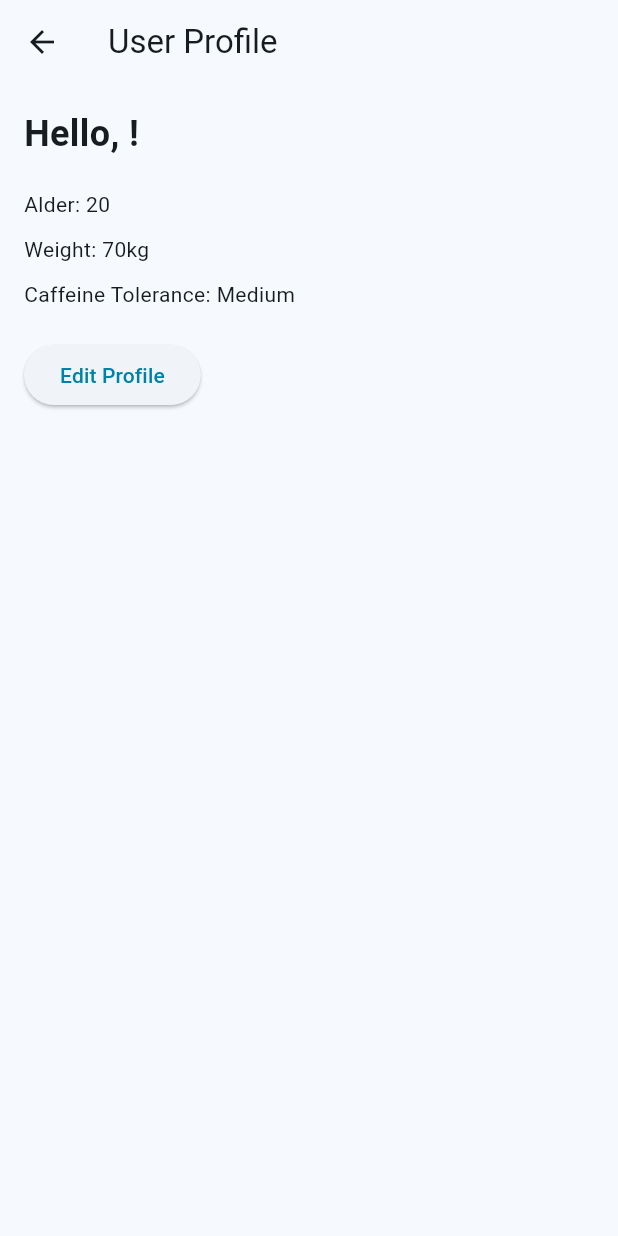
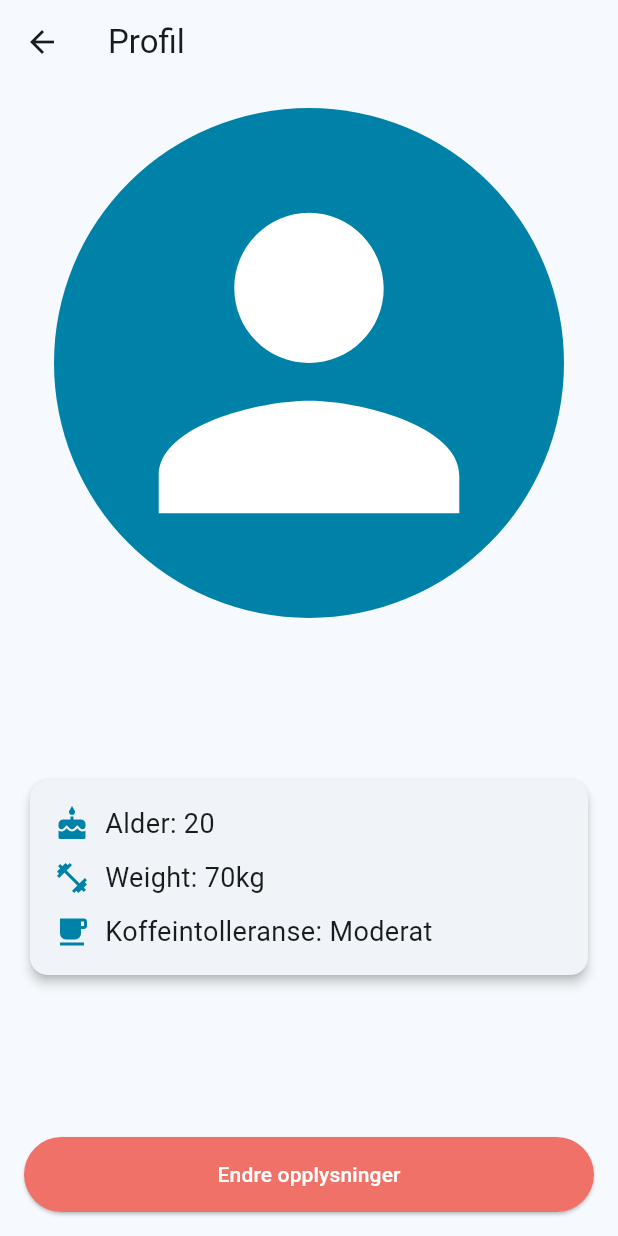
Before and after one commit to quarc0o/caffeine_tracker_app, a Flutter app: the screen it shows once a user with an empty profile is signed in, after a tap on the "person" icon, on a phone screen of 412 x 824 dp. Run offline on Flutter 3.47's test engine with Material 2 defaults, Android fonts, the light colour scheme and no system bars; our stand-ins replace firebase_auth, firebase_core, firebase_database, fl_chart, fluttertoast; missing offline and left inert: flutter_barcode_scanner; accounts and stored records are empty; network calls fail.

Commit message:
general improvements

```diff
--- a/lib/components/DrinkHistory/SingleDrink.dart
+++ b/lib/components/DrinkHistory/SingleDrink.dart
@@ -51,17 +51,20 @@ class _SingleDrinkState extends State<SingleDrink> {
             context: context,
             builder: (BuildContext context) {
               return AlertDialog(
-                title: Text('Delete Drink'),
-                content: Text('Do you want to delete this drink?'),
+                title: Text('Slett drink'),
+                content: Text('Ønsker du å slette denne drinken?'),
                 actions: [
                   TextButton(
-                    child: Text('Cancel'),
+                    child: Text('Avbryt'),
                     onPressed: () {
                       Navigator.of(context).pop();
                     },
                   ),
                   TextButton(
-                    child: Text('Delete'),
+                    child: Text(
+                      'Slett',
+                      style: TextStyle(color: Colors.red),
+                    ),
                     onPressed: () {
                       // Fetch the user provider and call the delete function.
                       final userProvider =
--- a/lib/main.dart
+++ b/lib/main.dart
@@ -26,6 +26,7 @@ class MyApp extends StatelessWidget {
       child: MaterialApp(
         title: 'Your App',
         routes: {
+          '/home': (context) => HomeScreen(),
           '/login': (context) => Login(),
           '/signup': (context) => SignUp(),
           '/addproduct': (context) => AddProductScreen(),
--- a/lib/models/UserModel.dart
+++ b/lib/models/UserModel.dart
@@ -26,11 +26,11 @@ extension CaffeineToleranceExtension on CaffeineTolerance {
   String get description {
     switch (this) {
       case CaffeineTolerance.LOW:
-        return "Low";
+        return "Lav";
       case CaffeineTolerance.MEDIUM:
-        return "Medium";
+        return "Moderat";
       case CaffeineTolerance.HIGH:
-        return "High";
+        return "Høy";
       default:
         return this
             .toString()
--- a/lib/views/AddProductScreen.dart
+++ b/lib/views/AddProductScreen.dart
@@ -50,9 +50,9 @@ class _AddProductScreenState extends State<AddProductScreen> {
     switch (_selectedProduct) {
       case 'Te':
       case 'Kaffe':
-        return "Kopper (2 dl)";
+        return "Kopp (2 dl)";
       case 'Energidrikke':
-        return "Små kanner (250ml)";
+        return "Liten kanne (250ml)";
       default:
         return "Enheter";
     }
--- a/lib/views/HomeScreen.dart
+++ b/lib/views/HomeScreen.dart
@@ -37,7 +37,13 @@ class _HomeScreenState extends State<HomeScreen> {
     return Scaffold(
       appBar: AppBar(
         backgroundColor: const Color(0xFF0081A7),
-        leading: IconButton(
+        leading: Padding(
+          padding: const EdgeInsets.all(8.0),
+          child: CircleAvatar(
+            radius: 22, // adjust the size by changing this value
+            backgroundColor:
+                Colors.white.withOpacity(0.2), // semi-transparent white
+            child: IconButton(
               icon: const Icon(
                 Icons.logout,
                 color: Colors.white,
@@ -45,14 +51,24 @@ class _HomeScreenState extends State<HomeScreen> {
               onPressed: _logout,
               tooltip: 'Logout',
             ),
+          ),
+        ),
         actions: <Widget>[
-          IconButton(
+          Padding(
+            padding: const EdgeInsets.all(8.0),
+            child: CircleAvatar(
+              radius: 22, // adjust the size by changing this value
+              backgroundColor:
+                  Colors.white.withOpacity(0.2), // semi-transparent white
+              child: IconButton(
                 icon: const Icon(
                   Icons.person, // This is the user icon.
                   color: Colors.white,
                 ),
-            onPressed: _navigateToUserSettings, // Handle the tap.
+                onPressed: _navigateToUserSettings,
                 tooltip: 'User Settings',
+              ),
+            ),
           ),
         ],
       ),
@@ -126,7 +142,7 @@ class _HomeScreenState extends State<HomeScreen> {
                               backgroundColor: Color(
                                   0xffF07167), // This is the color of the text
                             ),
-                            child: Text("Legg til")),
+                            child: Text("Legg til drink")),
                       ),
                     ],
                   ),
--- a/lib/views/UserProfile.dart
+++ b/lib/views/UserProfile.dart
@@ -25,7 +25,7 @@ class _UserProfileState extends State<UserProfile> {
 
     return Scaffold(
       appBar: AppBar(
-        title: Text("User Profile"),
+        title: Text("Profil"),
         leading: IconButton(
           icon: Icon(Icons.arrow_back),
           onPressed: () {
@@ -36,26 +36,80 @@ class _UserProfileState extends State<UserProfile> {
       body: Padding(
         padding: const EdgeInsets.all(16.0),
         child: Column(
-          crossAxisAlignment: CrossAxisAlignment.start,
+          mainAxisAlignment: MainAxisAlignment.spaceBetween,
+          crossAxisAlignment: CrossAxisAlignment.center,
           children: [
-            Text(
-              "Hello, $name!",
-              style: TextStyle(
-                fontSize: 24,
-                fontWeight: FontWeight.bold,
+            Container(
+                padding:
+                    EdgeInsets.all(20.0), // Adjust based on your requirement
+                decoration: BoxDecoration(
+                  color: const Color(
+                      0xff0081A7), // This will give it a light blue background
+                  borderRadius: BorderRadius.circular(
+                      200), // This will make the container round-shaped
+                ),
+                child: Icon(
+                  Icons.person,
+                  size: 300,
+                  color: Colors.white,
+                )),
+            SizedBox(height: 20),
+            Card(
+              elevation: 3,
+              child: Padding(
+                padding: const EdgeInsets.all(16.0),
+                child: Column(
+                  crossAxisAlignment: CrossAxisAlignment.start,
+                  children: [
+                    Row(
+                      children: [
+                        Icon(Icons.cake, color: Color(0xff0081A7)),
+                        SizedBox(width: 10),
+                        Text(
+                          "Alder: $age",
+                          style: TextStyle(fontSize: 18),
+                        ),
+                      ],
+                    ),
+                    SizedBox(height: 10),
+                    Row(
+                      children: [
+                        Icon(Icons.fitness_center, color: Color(0xff0081A7)),
+                        SizedBox(width: 10),
+                        Text(
+                          "Weight: ${weight}kg",
+                          style: TextStyle(fontSize: 18),
+                        ),
+                      ],
+                    ),
+                    SizedBox(height: 10),
+                    Row(
+                      children: [
+                        Icon(Icons.local_cafe, color: Color(0xff0081A7)),
+                        SizedBox(width: 10),
+                        Text(
+                          "Koffeintolleranse: ${caffeineTolerance.description}",
+                          style: TextStyle(fontSize: 18),
+                        ),
+                      ],
+                    ),
+                  ],
+                ),
               ),
             ),
             SizedBox(height: 20),
-            Text("Alder: $age"),
-            SizedBox(height: 10),
-            Text("Weight: ${weight}kg"),
-            SizedBox(height: 10),
-            Text("Caffeine Tolerance: ${caffeineTolerance.description}"),
-            SizedBox(height: 20),
-            ElevatedButton(
-              onPressed: () =>
-                  _showEditProfileDialog(name, age, weight, caffeineTolerance),
-              child: Text("Edit Profile"),
+            Center(
+              child: ElevatedButton(
+                style: ElevatedButton.styleFrom(
+                  minimumSize: Size(double.infinity, 50),
+                  foregroundColor: Colors.white,
+                  backgroundColor:
+                      Color(0xffF07167), // This is the color of the text
+                ),
+                onPressed: () => _showEditProfileDialog(
+                    name, age, weight, caffeineTolerance),
+                child: Text("Endre opplysninger"),
+              ),
             ),
           ],
         ),
@@ -76,7 +130,7 @@ class _UserProfileState extends State<UserProfile> {
         return StatefulBuilder(
           builder: (BuildContext context, StateSetter setState) {
             return AlertDialog(
-              title: Text("Edit Profile"),
+              title: Text("Endre opplysninger"),
               content: Column(
                 mainAxisSize: MainAxisSize.min,
                 children: [
@@ -102,6 +156,9 @@ class _UserProfileState extends State<UserProfile> {
                   ),
                   DropdownButtonFormField<CaffeineTolerance>(
                     value: caffeineTolerance,
+                    decoration: InputDecoration(
+                      labelText: "Koffeintolleranse",
+                    ),
                     items:
                         CaffeineTolerance.values.map((CaffeineTolerance value) {
                       return DropdownMenuItem<CaffeineTolerance>(
--- a/lib/views/authentication/Login.dart
+++ b/lib/views/authentication/Login.dart
@@ -28,14 +28,14 @@ class _LoginScreenState extends State<Login> {
 
       if (userCredential.user != null) {
         Fluttertoast.showToast(
-            msg: "Successfully Logged In!",
+            msg: "Logget inn!",
             toastLength: Toast.LENGTH_SHORT,
             gravity: ToastGravity.BOTTOM,
             timeInSecForIosWeb: 1,
             backgroundColor: Colors.green,
             textColor: Colors.white,
             fontSize: 16.0);
-        // Navigate to another screen, or whatever action you want upon successful login
+        Navigator.pushReplacementNamed(context, '/home');
       }
     } catch (e) {
       Fluttertoast.showToast(
@@ -55,7 +55,7 @@ class _LoginScreenState extends State<Login> {
   @override
   Widget build(BuildContext context) {
     return Scaffold(
-      appBar: AppBar(title: Text('Login')),
+      appBar: AppBar(title: Text('Logg inn')),
       body: Padding(
         padding: const EdgeInsets.all(16.0),
         child: Column(
@@ -65,8 +65,8 @@ class _LoginScreenState extends State<Login> {
               controller: emailController,
               keyboardType: TextInputType.emailAddress,
               decoration: InputDecoration(
-                hintText: 'Enter your email',
-                labelText: 'Email',
+                hintText: 'Skriv inn e-post',
+                labelText: 'E-post',
                 border: OutlineInputBorder(),
               ),
             ),
@@ -75,8 +75,8 @@ class _LoginScreenState extends State<Login> {
               controller: passwordController,
               obscureText: true,
               decoration: InputDecoration(
-                hintText: 'Enter your password',
-                labelText: 'Password',
+                hintText: 'Skriv inn passord',
+                labelText: 'Passord',
                 border: OutlineInputBorder(),
               ),
             ),
@@ -85,12 +85,24 @@ class _LoginScreenState extends State<Login> {
               CircularProgressIndicator()
             else
               ElevatedButton(
-                child: Text('Login'),
+                style: ElevatedButton.styleFrom(
+                  minimumSize: Size(double.infinity, 50),
+                  foregroundColor: Colors.white,
+                  backgroundColor:
+                      Color(0xffF07167), // This is the color of the text
+                ),
+                child: Text('Logg inn'),
                 onPressed: signIn,
               ),
             SizedBox(height: 10.0),
             ElevatedButton(
-              child: Text('Don\'t have an account? Sign Up'),
+              style: ElevatedButton.styleFrom(
+                minimumSize: Size(double.infinity, 50),
+                foregroundColor: Colors.white,
+                backgroundColor:
+                    Color(0xffF07167), // This is the color of the text
+              ),
+              child: Text('Opprett bruker'),
               onPressed: () {
                 Navigator.push(
                   context,
--- a/lib/views/authentication/SignUp.dart
+++ b/lib/views/authentication/SignUp.dart
@@ -26,7 +26,7 @@ class _SignUpState extends State<SignUp> {
     });
     if (passwordController.text != confirmPasswordController.text) {
       Fluttertoast.showToast(
-          msg: "Passwords do not match!",
+          msg: "Passordene er ikke like!",
           toastLength: Toast.LENGTH_LONG,
           gravity: ToastGravity.BOTTOM,
           backgroundColor: Colors.red,
@@ -51,7 +51,7 @@ class _SignUpState extends State<SignUp> {
               userCredential.user!.uid, nameController.text.trim());
 
           Fluttertoast.showToast(
-              msg: "Successfully Signed Up!",
+              msg: "Bruker opprettet!",
               toastLength: Toast.LENGTH_SHORT,
               gravity: ToastGravity.BOTTOM,
               backgroundColor: Colors.green,
@@ -80,7 +80,7 @@ class _SignUpState extends State<SignUp> {
   @override
   Widget build(BuildContext context) {
     return Scaffold(
-      appBar: AppBar(title: Text('Sign Up')),
+      appBar: AppBar(title: Text('Opprett bruker')),
       body: Padding(
         padding: const EdgeInsets.all(16.0),
         child: Column(
@@ -89,8 +89,8 @@ class _SignUpState extends State<SignUp> {
             TextField(
               controller: nameController,
               decoration: InputDecoration(
-                hintText: 'Enter your name',
-                labelText: 'Name',
+                hintText: 'Skriv inn navn',
+                labelText: 'Fornavn',
                 border: OutlineInputBorder(),
               ),
             ),
@@ -99,8 +99,8 @@ class _SignUpState extends State<SignUp> {
               controller: emailController,
               keyboardType: TextInputType.emailAddress,
               decoration: InputDecoration(
-                hintText: 'Enter your email',
-                labelText: 'Email',
+                hintText: 'Skriv inn e-post',
+                labelText: 'E-post',
                 border: OutlineInputBorder(),
               ),
             ),
@@ -109,8 +109,8 @@ class _SignUpState extends State<SignUp> {
               controller: passwordController,
               obscureText: true,
               decoration: InputDecoration(
-                hintText: 'Enter your password',
-                labelText: 'Password',
+                hintText: 'Skriv inn passord',
+                labelText: 'Passord',
                 border: OutlineInputBorder(),
               ),
             ),
@@ -119,8 +119,8 @@ class _SignUpState extends State<SignUp> {
               controller: confirmPasswordController,
               obscureText: true,
               decoration: InputDecoration(
-                hintText: 'Confirm your password',
-                labelText: 'Confirm Password',
+                hintText: 'Bekreft passord',
+                labelText: 'Bekreft passord',
                 border: OutlineInputBorder(),
               ),
             ),
@@ -129,6 +129,12 @@ class _SignUpState extends State<SignUp> {
               CircularProgressIndicator()
             else
               ElevatedButton(
+                style: ElevatedButton.styleFrom(
+                  minimumSize: Size(double.infinity, 50),
+                  foregroundColor: Colors.white,
+                  backgroundColor:
+                      Color(0xffF07167), // This is the color of the text
+                ),
                 child: Text('Sign Up'),
                 onPressed: signUp,
               ),
```
Lines whose indentation alone changed are shown as unchanged.
